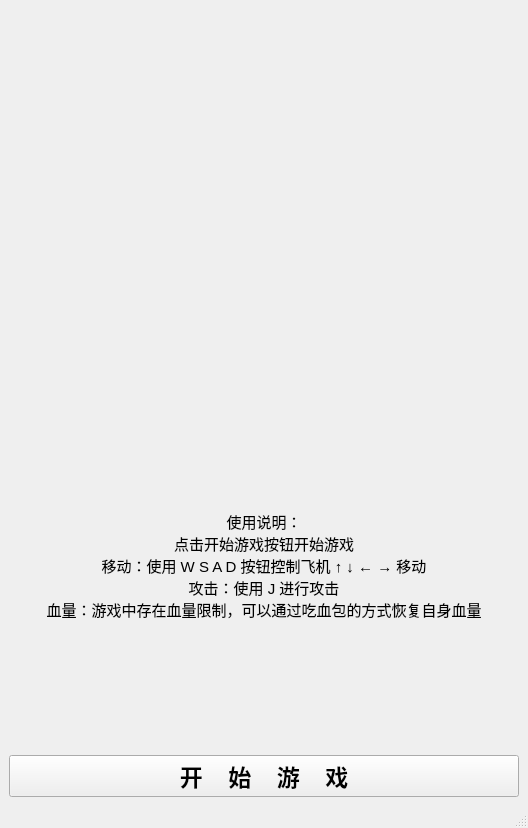
The window that resources/UI/start_window.ui (geoli91/aerial-warfare) describes before a commit, drawn with Qt 5.
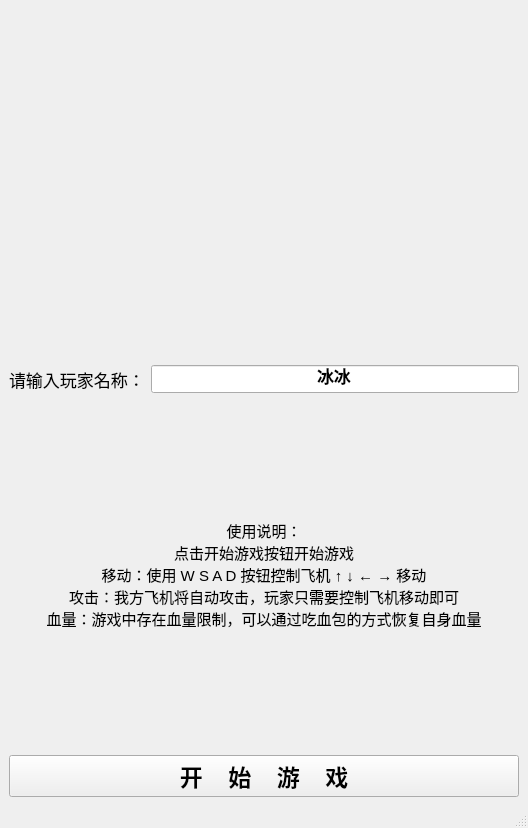
The same window after the commit. Icons and pictures are not drawn.

Patch:
```diff
--- a/resources/UI/start_window.ui
+++ b/resources/UI/start_window.ui
@@ -16,6 +16,48 @@
   <widget class="QWidget" name="centralwidget">
    <layout class="QGridLayout" name="gridLayout">
     <item row="1" column="0">
+     <widget class="QLabel" name="label">
+      <property name="font">
+       <font>
+        <pointsize>13</pointsize>
+       </font>
+      </property>
+      <property name="text">
+       <string>请输入玩家名称：</string>
+      </property>
+     </widget>
+    </item>
+    <item row="1" column="1">
+     <widget class="QLineEdit" name="lineEdit_player_name">
+      <property name="font">
+       <font>
+        <pointsize>13</pointsize>
+        <weight>75</weight>
+        <bold>true</bold>
+       </font>
+      </property>
+      <property name="text">
+       <string>冰冰</string>
+      </property>
+      <property name="alignment">
+       <set>Qt::AlignCenter</set>
+      </property>
+     </widget>
+    </item>
+    <item row="0" column="0" colspan="2">
+     <widget class="QLabel" name="label_start_img">
+      <property name="text">
+       <string/>
+      </property>
+      <property name="pixmap">
+       <pixmap>../photo/background1.jpg</pixmap>
+      </property>
+      <property name="scaledContents">
+       <bool>true</bool>
+      </property>
+     </widget>
+    </item>
+    <item row="2" column="0" colspan="2">
      <widget class="QLabel" name="label_start_note">
       <property name="font">
        <font>
@@ -26,7 +68,7 @@
        <string>使用说明：
 点击开始游戏按钮开始游戏
 移动：使用 W S A D 按钮控制飞机 ↑ ↓ ← → 移动
-攻击：使用 J 进行攻击
+攻击：我方飞机将自动攻击，玩家只需要控制飞机移动即可
 血量：游戏中存在血量限制，可以通过吃血包的方式恢复自身血量</string>
       </property>
       <property name="alignment">
@@ -34,7 +76,7 @@
       </property>
      </widget>
     </item>
-    <item row="2" column="0">
+    <item row="3" column="0" colspan="2">
      <widget class="QPushButton" name="pushButton_start_game">
       <property name="minimumSize">
        <size>
@@ -54,19 +96,6 @@
       </property>
      </widget>
     </item>
-    <item row="0" column="0">
-     <widget class="QLabel" name="label_start_img">
-      <property name="text">
-       <string/>
-      </property>
-      <property name="pixmap">
-       <pixmap>../photo/background1.jpg</pixmap>
-      </property>
-      <property name="scaledContents">
-       <bool>true</bool>
-      </property>
-     </widget>
-    </item>
    </layout>
   </widget>
   <widget class="QMenuBar" name="menubar">
```
